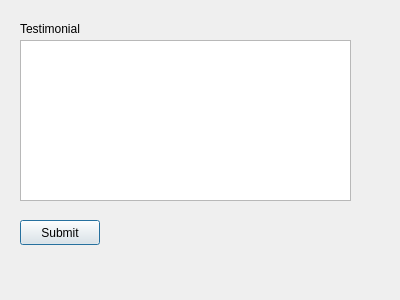
This is testimonialsdialog.ui in chrisq327/CS1C-Team-Rocket as Qt 5 draws it before an edit. The edited form follows.
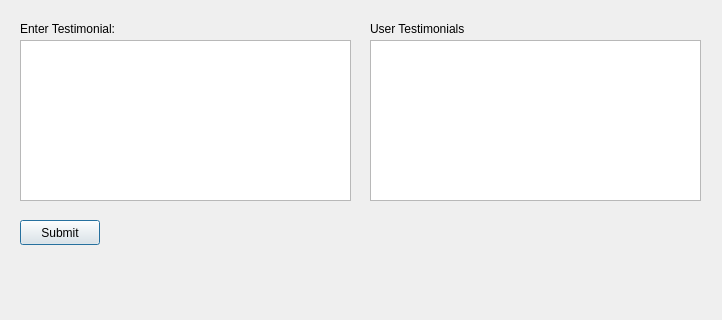
This is the edited form.

Commit message: User testimonials are now read in and visible

```diff
--- a/testimonialsdialog.ui
+++ b/testimonialsdialog.ui
@@ -6,8 +6,8 @@
    <rect>
     <x>0</x>
     <y>0</y>
-    <width>400</width>
-    <height>300</height>
+    <width>722</width>
+    <height>320</height>
    </rect>
   </property>
   <property name="windowTitle">
@@ -18,12 +18,12 @@
     <rect>
      <x>20</x>
      <y>20</y>
-     <width>71</width>
+     <width>111</width>
      <height>17</height>
     </rect>
    </property>
    <property name="text">
-    <string>Testimonial</string>
+    <string>Enter Testimonial:</string>
    </property>
   </widget>
   <widget class="QTextEdit" name="textEdit">
@@ -49,6 +49,29 @@
     <string>Submit</string>
    </property>
   </widget>
+  <widget class="QTextBrowser" name="textBrowser_testimonials">
+   <property name="geometry">
+    <rect>
+     <x>370</x>
+     <y>40</y>
+     <width>331</width>
+     <height>161</height>
+    </rect>
+   </property>
+  </widget>
+  <widget class="QLabel" name="label_2">
+   <property name="geometry">
+    <rect>
+     <x>370</x>
+     <y>20</y>
+     <width>111</width>
+     <height>17</height>
+    </rect>
+   </property>
+   <property name="text">
+    <string>User Testimonials</string>
+   </property>
+  </widget>
  </widget>
  <resources/>
  <connections/>
```
The commit also changes 6 other files.
